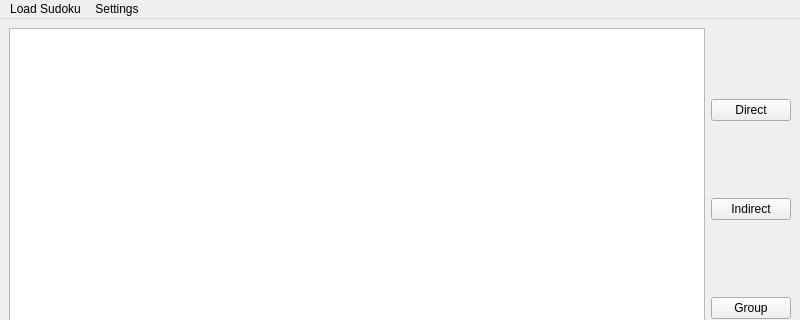
The window that Code/interface/ui/MainWindow.ui (Dwarf0/MySudoku) describes before a commit, drawn with Qt 5; both pictures show x 0 to 800 and y 0 to 320 of the 800 by 600 pixel window.
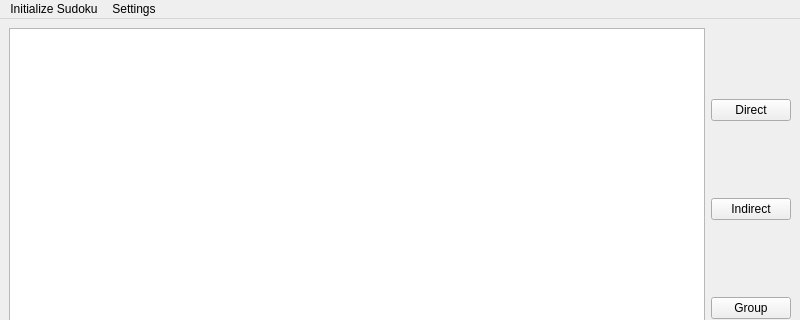
The same window after the commit. Custom widgets are drawn as their Qt base class.

Commit message: Ajout de la possibilité d'initialiser un Sudoku manuellement

```diff
--- a/Code/interface/ui/MainWindow.ui
+++ b/Code/interface/ui/MainWindow.ui
@@ -73,7 +73,7 @@
    </property>
    <widget class="QMenu" name="menuLoader">
     <property name="title">
-     <string>Load Sudoku</string>
+     <string>Initialize Sudoku</string>
     </property>
     <addaction name="actionLoadFromCsv"/>
    </widget>
```
Left out of the diff: 8 changed lines with no effect on the pictures. The commit also changes 10 other files.
